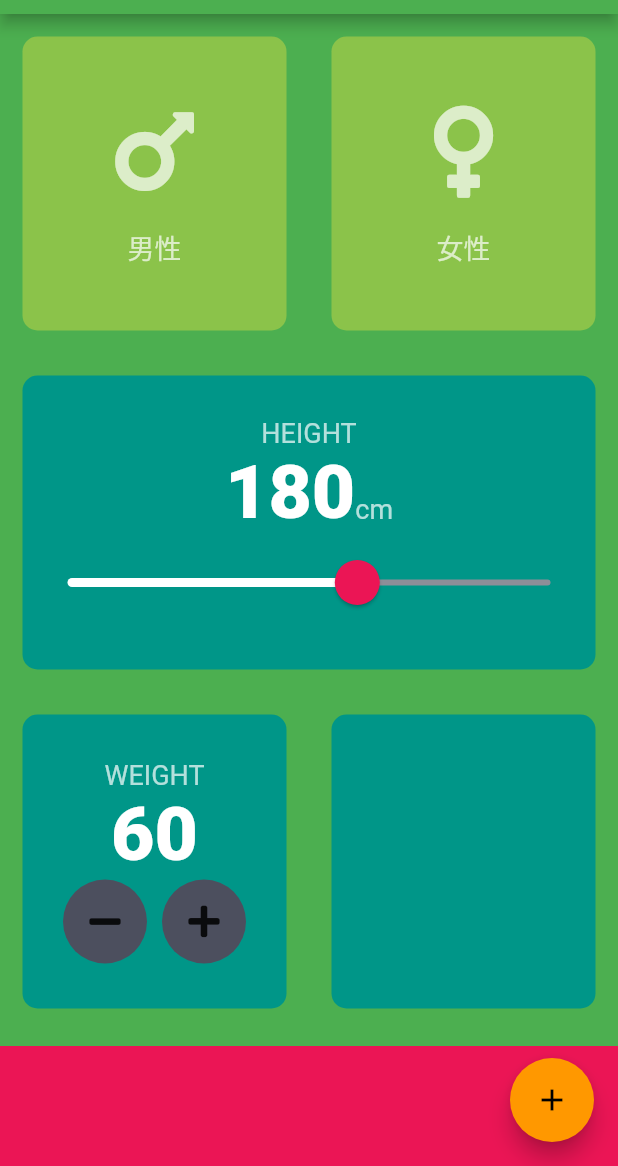
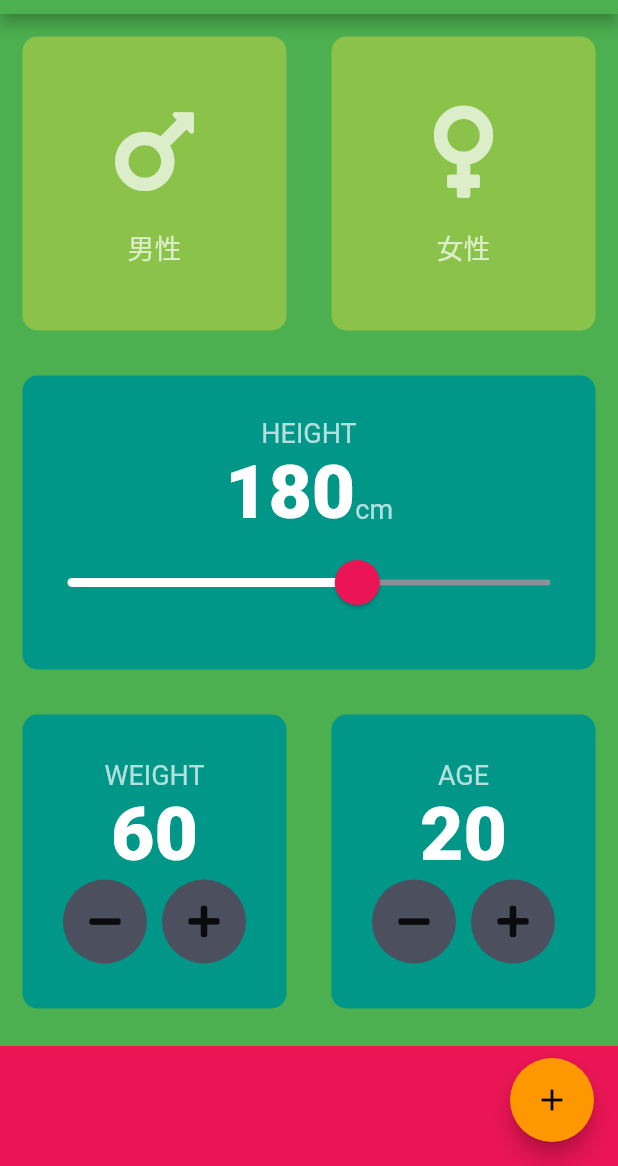
Before and after one commit to moriyamasaaaki/calculator_app, a Flutter app: the screen it shows after launch, on a phone screen of 412 x 824 dp, the part 70-1236 px from its top. Run offline on Flutter 3.47's test engine with Material 2 defaults, Android fonts, the phone set to English and light mode, and no system bars; our stand-ins replace font_awesome_flutter.

Commit message:
feat(input_page): カウントアップ追加

```diff
--- a/lib/input_page.dart
+++ b/lib/input_page.dart
@@ -14,6 +14,7 @@ class InputPage extends StatefulWidget {
 Gender selectedGender;
 int height = 180;
 int weight = 60;
+int age = 20;
 
 Color maleCardColor = kInactiveCardColor;
 Color femaleCardColor = kInactiveCardColor;
@@ -136,13 +137,22 @@ class _InputPageState extends State<InputPage> {
                         mainAxisAlignment: MainAxisAlignment.center,
                         children: <Widget>[
                           RoundIconButton(
-                            icon: FontAwesomeIcons.minus,
-                          ),
+                              icon: FontAwesomeIcons.minus,
+                              onPressed: () {
+                                setState(() {
+                                  weight--;
+                                });
+                              }),
                           SizedBox(
                             width: 10.0,
                           ),
                           RoundIconButton(
                             icon: FontAwesomeIcons.plus,
+                            onPressed: () {
+                              setState(() {
+                                weight++;
+                              });
+                            },
                           ),
                         ],
                       )
@@ -153,6 +163,44 @@ class _InputPageState extends State<InputPage> {
               Expanded(
                 child: ReusableCard(
                   color: kActiveCardColor,
+                  cardChild: Column(
+                    mainAxisAlignment: MainAxisAlignment.center,
+                    children: <Widget>[
+                      Text(
+                        'AGE',
+                        style: kLabelTextStyle,
+                      ),
+                      Text(
+                        age.toString(),
+                        style: kNumberTextStyle,
+                      ),
+                      Row(
+                        mainAxisAlignment: MainAxisAlignment.center,
+                        children: <Widget>[
+                          RoundIconButton(
+                            icon: FontAwesomeIcons.minus,
+                            onPressed: () {
+                              setState(
+                                () {
+                                  age--;
+                                },
+                              );
+                            },
+                          ),
+                          SizedBox(
+                            width: 10.0,
+                          ),
+                          RoundIconButton(
+                              icon: FontAwesomeIcons.plus,
+                              onPressed: () {
+                                setState(() {
+                                  age++;
+                                });
+                              })
+                        ],
+                      )
+                    ],
+                  ),
                 ),
               ),
             ],
@@ -176,15 +224,16 @@ class _InputPageState extends State<InputPage> {
 }
 
 class RoundIconButton extends StatelessWidget {
-  RoundIconButton({this.icon});
+  RoundIconButton({@required this.icon, @required this.onPressed});
   final IconData icon;
+  final Function onPressed;
 
   @override
   Widget build(BuildContext context) {
     return RawMaterialButton(
       elevation: 0.0,
       child: Icon(icon),
-      onPressed: () {},
+      onPressed: onPressed,
       constraints: BoxConstraints.tightFor(
         width: 56.0,
         height: 56.0,
```
